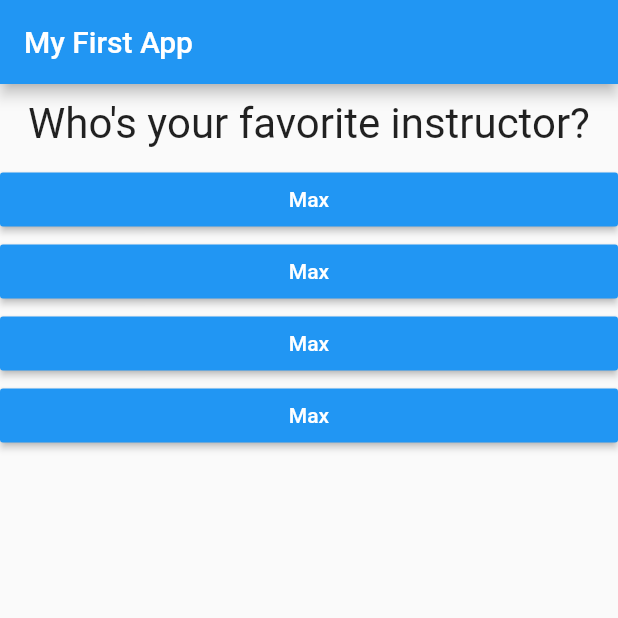
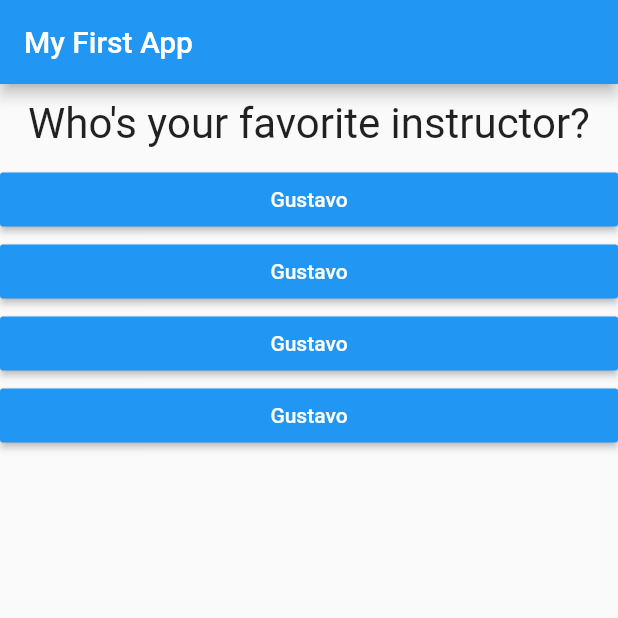
Before and after one commit to OGustavo-Silva/flutter_quizzApp, a Flutter app: the screen it shows after launch, after a tap on "Black", after a tap on "Snake", on a phone screen of 412 x 824 dp, the top half of it. Run offline on Flutter 3.47's test engine with Material 2 defaults, Android fonts, the phone set to English and light mode, and no system bars.

Commit message:
answers com score e Dart Getter

```diff
--- a/lib/main.dart
+++ b/lib/main.dart
@@ -1,7 +1,7 @@
 import 'package:flutter/material.dart';
 
-import './question.dart';
-import './answer.dart';
+import './result.dart';
+import './quiz.dart';
 
 void main() => runApp(MyApp());
 
@@ -13,26 +13,41 @@ class MyApp extends StatefulWidget {
 }
 
 class _MyAppState extends State<MyApp> {
-  final questions = const [
+  final _questions = const [
     {
       'questionText': 'What\'s your favorite color?',
-      'answers': ['Black', 'Red', 'Green', 'White'],
+      'answers': [
+        {'text': 'Black', 'score': 10},
+        {'text': 'Red', 'score': 5},
+        {'text': 'Green', 'score': 3},
+        {'text': 'White', 'score': 1}
+      ],
     },
     {
       'questionText': 'What\'s your favorite animal?',
-      'answers': ['Rabbit', 'Snake', 'Elephant', 'Lion'],
+      'answers': [
+        {'text': 'Rabbit', 'score': 3},
+        {'text': 'Snake', 'score': 11},
+        {'text': 'Elephant', 'score': 5},
+        {'text': 'Lion', 'score': 9}
+      ],
     },
     {
       'questionText': 'Who\'s your favorite instructor?',
-      'answers': ['Max', 'Max', 'Max', 'Max'],
+      'answers': [
+        {'text': 'Gustavo', 'score': 1},
+        {'text': 'Gustavo', 'score': 1},
+        {'text': 'Gustavo', 'score': 1},
+        {'text': 'Gustavo', 'score': 1}
+      ],
     },
   ];
   var _questionIndex = 0;
+  var _totalScore = 0;
 
-  void _answerQuestion() {
-    if (_questionIndex < questions.length) {
-      print('We have more questions');
-    }
+  void _answerQuestion(int score) {
+    _totalScore += score;
+
     setState(() {
       _questionIndex += 1;
     });
@@ -45,20 +60,13 @@ class _MyAppState extends State<MyApp> {
         appBar: AppBar(
           title: Text('My First App'),
         ),
-        body: (_questionIndex < questions.length)
-            ? Column(
-                children: [
-                  Question(
-                    questions[_questionIndex]['questionText']
-                        .toString(), //cause Dart interprets the Map as <String: Object>
-                  ),
-                  ...(questions[_questionIndex]['answers'] as List<String>)
-                      .map((answer) {
-                    return Answer(_answerQuestion, answer);
-                  }).toList()
-                ],
+        body: (_questionIndex < _questions.length)
+            ? Quiz(
+                answerQuestion: _answerQuestion,
+                questionIndex: _questionIndex,
+                questions: _questions,
               )
-            : Center(child: Text('You did it!')),
+            : Result(_totalScore),
       ),
     );
   }
--- /dev/null
+++ b/lib/quiz.dart
@@ -0,0 +1,33 @@
+import 'package:flutter/material.dart';
+import './answer.dart';
+import 'package:flutter_complete_guide/question.dart';
+
+class Quiz extends StatelessWidget {
+  final List<Map<String, Object>>
+      questions; //List of Map wich each Map holds a String key: Object value
+  final int questionIndex;
+  final Function answerQuestion;
+
+  Quiz({
+    required this.questions,
+    required this.answerQuestion,
+    required this.questionIndex,
+  }); //Constructor with named arguments
+
+  @override
+  Widget build(BuildContext context) {
+    return Column(
+      children: [
+        Question(
+          questions[questionIndex]['questionText']
+              .toString(), //cause Dart interprets the Map as <String: Object>
+        ),
+        ...(questions[questionIndex]['answers'] as List<Map<String, Object>>)
+            .map((answer) {
+          return Answer(
+              () => answerQuestion(answer['score']), answer['text'].toString());
+        }).toList()
+      ],
+    );
+  }
+}
--- /dev/null
+++ b/lib/result.dart
@@ -0,0 +1,31 @@
+import 'package:flutter/material.dart';
+
+class Result extends StatelessWidget {
+  final int resultScore;
+
+  Result(this.resultScore);
+
+  String get resultPhrase {
+    String resultText;
+    if (resultScore <= 8) {
+      resultText = 'You are awesome and innocent!';
+    } else if (resultScore <= 12) {
+      resultText = 'Pretty likeable!';
+    } else if (resultScore <= 16) {
+      resultText = 'You are strange!';
+    } else {
+      resultText = 'You are bad!';
+    }
+    return resultText;
+  }
+
+  @override
+  Widget build(BuildContext context) {
+    return Center(
+        child: Text(
+      resultPhrase,
+      style: TextStyle(fontSize: 36, fontWeight: FontWeight.bold),
+      textAlign: TextAlign.center,
+    ));
+  }
+}
```
